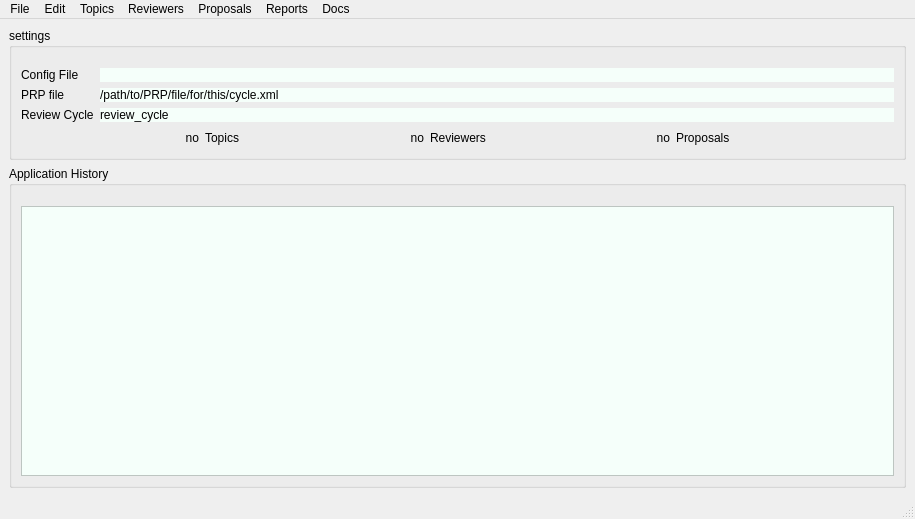
First picture: the form in src/Assign_GUP/resources/main_window.ui, repository prjemian/assign_gup, before the edit.
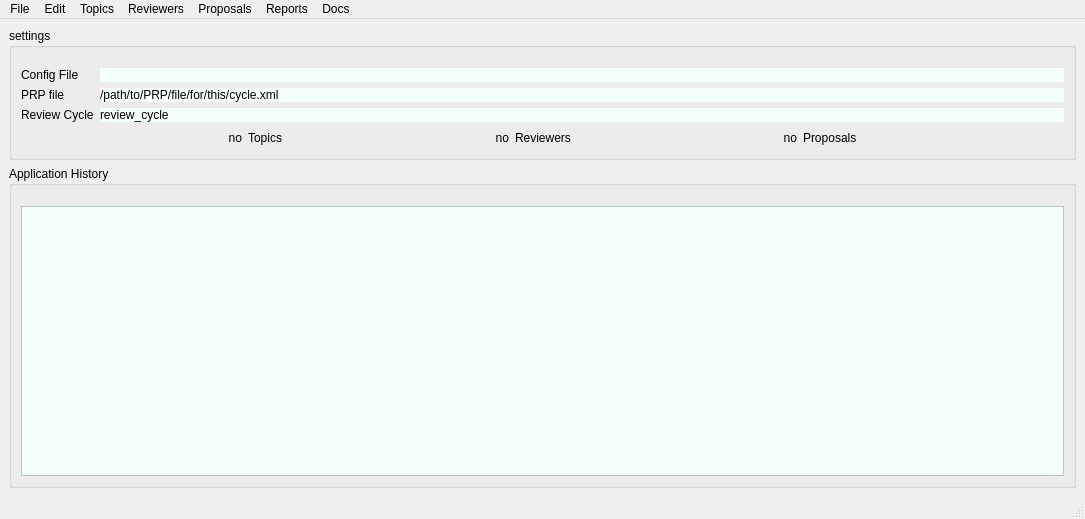
Second picture: the form after the edit.

Commit message: re-arrange menu

Diff of the .ui file:
```diff
--- a/src/Assign_GUP/resources/main_window.ui
+++ b/src/Assign_GUP/resources/main_window.ui
@@ -6,7 +6,7 @@
    <rect>
     <x>0</x>
     <y>0</y>
-    <width>915</width>
+    <width>1085</width>
     <height>519</height>
    </rect>
   </property>
@@ -234,8 +234,8 @@
     <rect>
      <x>0</x>
      <y>0</y>
-     <width>915</width>
-     <height>38</height>
+     <width>1085</width>
+     <height>45</height>
     </rect>
    </property>
    <widget class="QMenu" name="menuFile">
```
Left out of the diff: 5 changed lines with no effect on the pictures.
